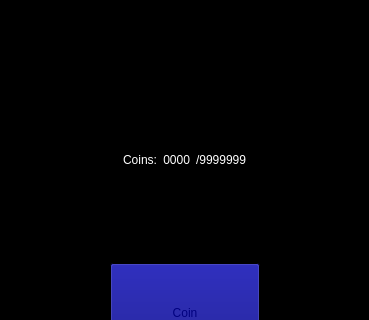
Above: Dev/Clients/QtClient/QtWindowClient/mainwindow.ui from Redoxee/AutoClicker before the change; both pictures show x 0 to 369 and y 145 to 465 of the 369 by 632 pixel window. Below: the same form after it.
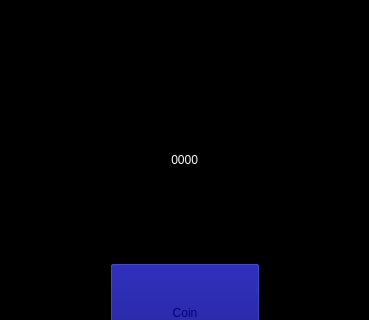
That is the form after the change.

Patch:
```diff
--- a/Dev/Clients/QtClient/QtWindowClient/mainwindow.ui
+++ b/Dev/Clients/QtClient/QtWindowClient/mainwindow.ui
@@ -477,22 +477,6 @@
         </property>
        </spacer>
       </item>
-      <item>
-       <widget class="QLabel" name="ScoreLabel">
-        <property name="sizePolicy">
-         <sizepolicy hsizetype="Minimum" vsizetype="Preferred">
-          <horstretch>0</horstretch>
-          <verstretch>0</verstretch>
-         </sizepolicy>
-        </property>
-        <property name="text">
-         <string>Coins:</string>
-        </property>
-        <property name="alignment">
-         <set>Qt::AlignRight|Qt::AlignTrailing|Qt::AlignVCenter</set>
-        </property>
-       </widget>
-      </item>
       <item>
        <widget class="QLabel" name="ScoreValue">
         <property name="sizePolicy">
@@ -512,19 +496,6 @@
         </property>
        </widget>
       </item>
-      <item>
-       <widget class="QLabel" name="ScoreTarget">
-        <property name="sizePolicy">
-         <sizepolicy hsizetype="Minimum" vsizetype="Preferred">
-          <horstretch>0</horstretch>
-          <verstretch>0</verstretch>
-         </sizepolicy>
-        </property>
-        <property name="text">
-         <string>/9999999</string>
-        </property>
-       </widget>
-      </item>
       <item>
        <spacer name="horizontalSpacer_2">
         <property name="orientation">
```
